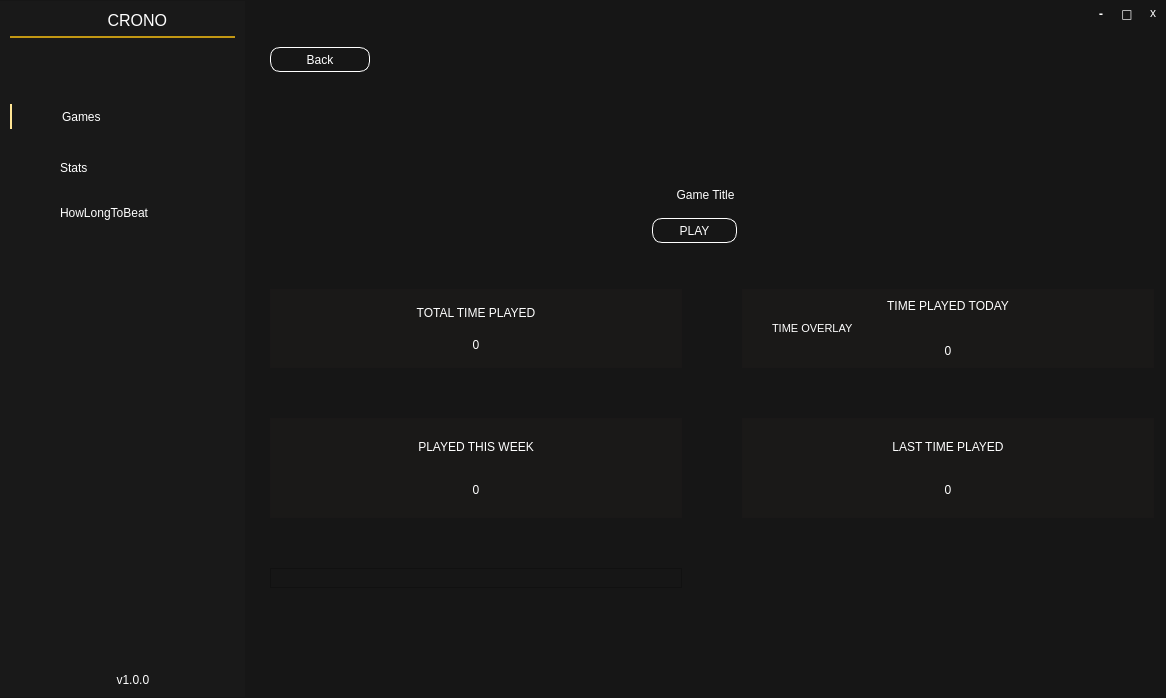
Before: the Qt Designer form mainwindow.ui in illud/crono, drawn with Qt 5.
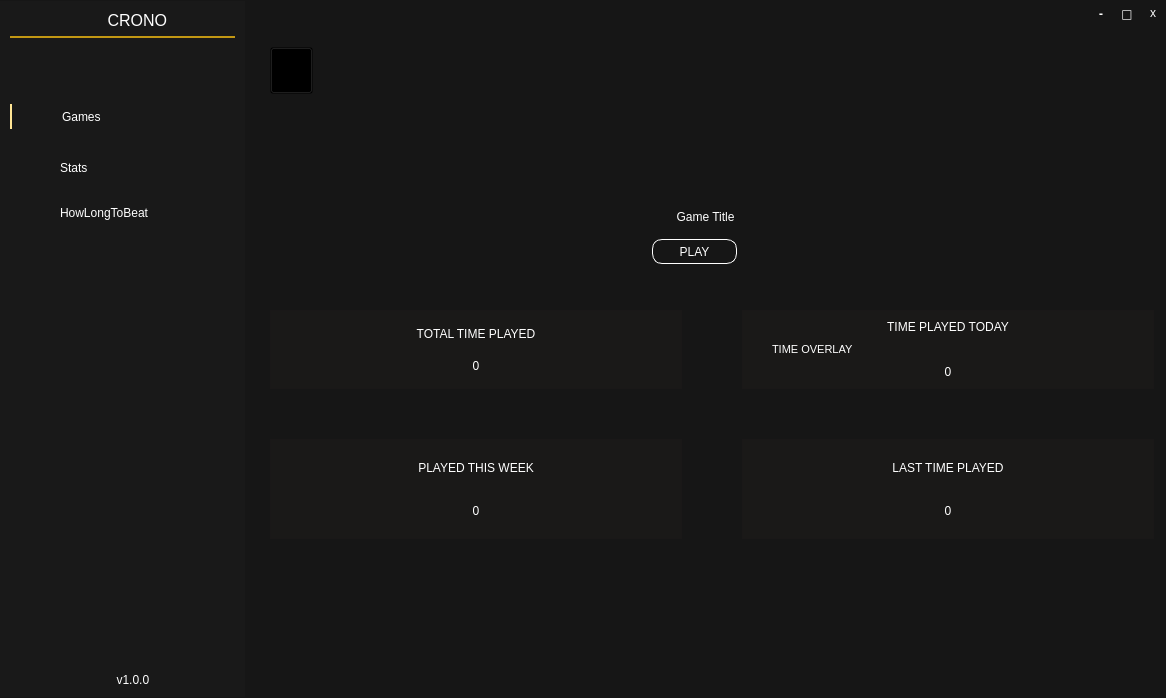
After: the same form once the commit is applied. The open tabs and pages were chosen to show the change. Icons and pictures are not drawn. Custom widgets are drawn as their Qt base class.

```diff
--- a/mainwindow.ui
+++ b/mainwindow.ui
@@ -931,54 +931,6 @@
             </property>
            </spacer>
           </item>
-          <item row="0" column="0" colspan="2">
-           <widget class="QPushButton" name="btnBack">
-            <property name="sizePolicy">
-             <sizepolicy hsizetype="Fixed" vsizetype="Fixed">
-              <horstretch>0</horstretch>
-              <verstretch>0</verstretch>
-             </sizepolicy>
-            </property>
-            <property name="minimumSize">
-             <size>
-              <width>100</width>
-              <height>25</height>
-             </size>
-            </property>
-            <property name="cursor">
-             <cursorShape>PointingHandCursor</cursorShape>
-            </property>
-            <property name="styleSheet">
-             <string notr="true">QPushButton { 
-	background-color: transparent;
-	font: 900 9pt &quot;Arial Black&quot;;
-	color: rgb(255, 255, 255);
-    border: 1px;
-	border-color: rgb(255, 255, 255);
-	border-style: outset;
-border-radius: 10px;
-}
-
-QPushButton:hover{ 
-    background-color: rgb(252, 196, 25);
-	font: 900 9pt &quot;Arial Black&quot;;
-	color: rgb(255, 255, 255);
-    border: 0px;
-}
-
-QPushButton::focus:pressed{ 
-	background-color: rgb(252, 72, 25);
-	font: 900 9pt &quot;Arial Black&quot;;
-	color: rgb(255, 255, 255);
-    border: 0px;
-}
-</string>
-            </property>
-            <property name="text">
-             <string>Back</string>
-            </property>
-           </widget>
-          </item>
           <item row="6" column="0" colspan="5">
            <layout class="QGridLayout" name="gridLayout_6" rowstretch="0,0,0">
             <property name="horizontalSpacing">
@@ -1351,6 +1303,61 @@
             </property>
            </widget>
           </item>
+          <item row="0" column="0">
+           <widget class="QPushButton" name="btnBack">
+            <property name="sizePolicy">
+             <sizepolicy hsizetype="Fixed" vsizetype="Fixed">
+              <horstretch>0</horstretch>
+              <verstretch>0</verstretch>
+             </sizepolicy>
+            </property>
+            <property name="minimumSize">
+             <size>
+              <width>25</width>
+              <height>25</height>
+             </size>
+            </property>
+            <property name="cursor">
+             <cursorShape>PointingHandCursor</cursorShape>
+            </property>
+            <property name="styleSheet">
+             <string notr="true">QPushButton { 
+	border-image: url(:/back.png) strecth ;
+    background-repeat: no-repeat;
+	background-size: 25px 25px;
+    background-color:  transparent;
+ 	width: 35px;
+    height: 40px;
+
+	/*background-color: transparent;
+	font: 900 9pt &quot;Arial Black&quot;;
+	color: rgb(255, 255, 255);
+    border: 1px;
+	border-color: rgb(255, 255, 255);
+	border-style: outset;
+border-radius: 10px;*/
+}
+
+QPushButton:hover{ 
+   /* background-color: rgb(252, 196, 25);
+	font: 900 9pt &quot;Arial Black&quot;;
+	color: rgb(255, 255, 255);
+    border: 0px;*/
+}
+
+QPushButton::focus:pressed{ 
+	/*background-color: rgb(252, 72, 25);
+	font: 900 9pt &quot;Arial Black&quot;;
+	color: rgb(255, 255, 255);
+    border: 0px;*/
+}
+</string>
+            </property>
+            <property name="text">
+             <string/>
+            </property>
+           </widget>
+          </item>
          </layout>
         </widget>
         <widget class="QWidget" name="page_4">
```
Left out of the diff: 30 changed lines with no effect on the pictures.
